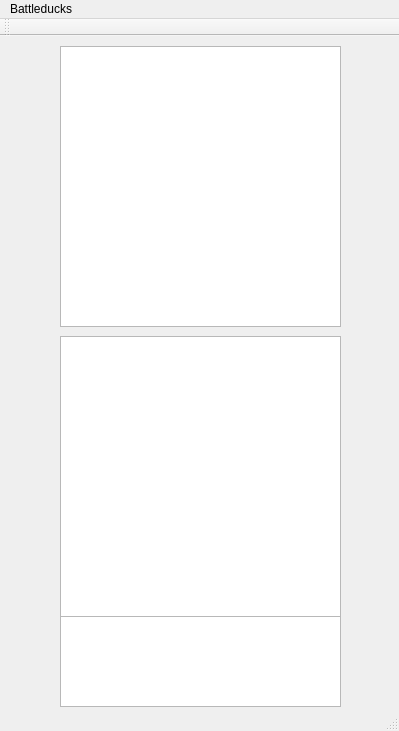
Old version of the form mainwindow.ui in the repository rosenthaleric/Battleducks.
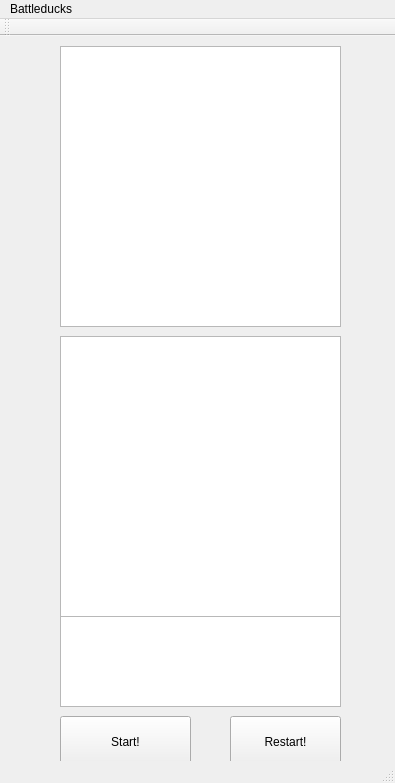
New version of the form.

Patch:
```diff
--- a/mainwindow.ui
+++ b/mainwindow.ui
@@ -6,8 +6,8 @@
    <rect>
     <x>0</x>
     <y>0</y>
-    <width>399</width>
-    <height>731</height>
+    <width>395</width>
+    <height>783</height>
    </rect>
   </property>
   <property name="windowTitle">
@@ -59,13 +59,39 @@
      <number>1</number>
     </property>
    </widget>
+   <widget class="QPushButton" name="pushButton">
+    <property name="geometry">
+     <rect>
+      <x>60</x>
+      <y>680</y>
+      <width>131</width>
+      <height>51</height>
+     </rect>
+    </property>
+    <property name="text">
+     <string>Start!</string>
+    </property>
+   </widget>
+   <widget class="QPushButton" name="pushButton_2">
+    <property name="geometry">
+     <rect>
+      <x>230</x>
+      <y>680</y>
+      <width>111</width>
+      <height>51</height>
+     </rect>
+    </property>
+    <property name="text">
+     <string>Restart!</string>
+    </property>
+   </widget>
   </widget>
   <widget class="QMenuBar" name="menuBar">
    <property name="geometry">
     <rect>
      <x>0</x>
      <y>0</y>
-     <width>399</width>
+     <width>395</width>
      <height>20</height>
     </rect>
    </property>
```
